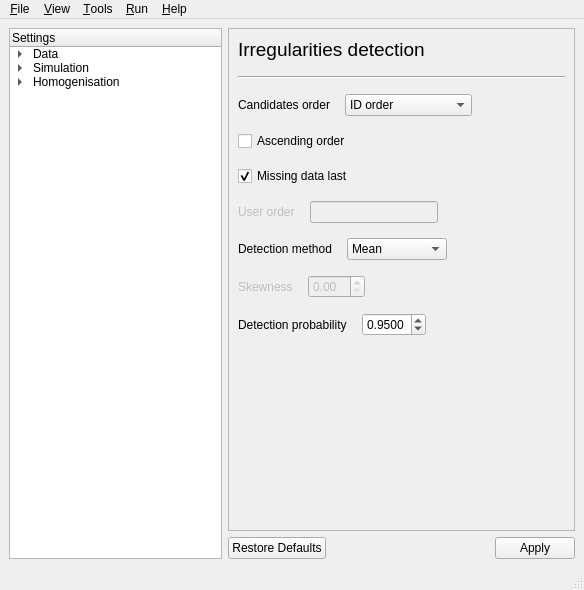
Qt form GSIMCLI/interface/gsimcli.ui (iled/gsimcli) before a commit.
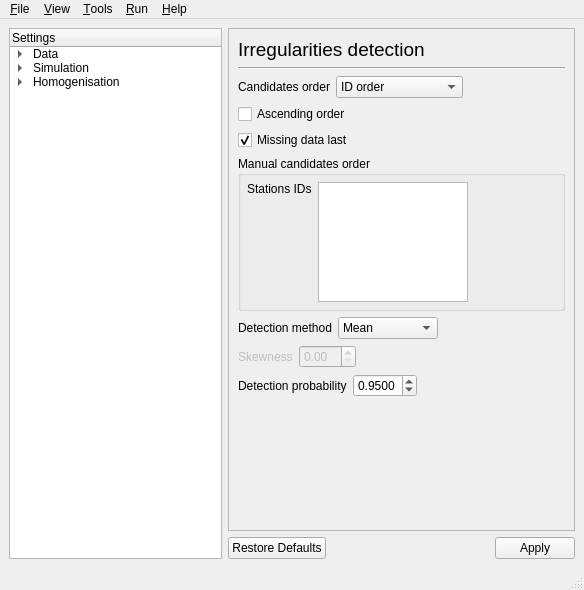
The same form after that commit. The open tabs and pages were chosen to show the change.

Commit message:
ui lists stations, header toggle, refactoring
. stations listed for user ordering
. checkboxes as class properties (refactoring)
. data set name detected from header

Patch:
```diff
--- a/GSIMCLI/interface/gsimcli.ui
+++ b/GSIMCLI/interface/gsimcli.ui
@@ -1342,10 +1342,7 @@
          </layout>
         </widget>
         <widget class="QWidget" name="HomogenisationDetection">
-         <layout class="QVBoxLayout" name="verticalLayout_17">
-          <property name="spacing">
-           <number>15</number>
-          </property>
+         <layout class="QVBoxLayout" name="verticalLayout_16">
           <item>
            <layout class="QVBoxLayout" name="verticalLayout_15">
             <item>
@@ -1372,8 +1369,6 @@
            </layout>
           </item>
           <item>
-           <layout class="QVBoxLayout" name="verticalLayout_16">
-            <item>
              <layout class="QHBoxLayout" name="horizontalLayout_14">
               <item>
                <widget class="QLabel" name="HD_comboStationOrder_2">
@@ -1459,11 +1454,31 @@
              </widget>
             </item>
             <item>
+           <widget class="QGroupBox" name="HD_groupUserOrder">
+            <property name="enabled">
+             <bool>true</bool>
+            </property>
+            <property name="font">
+             <font>
+              <weight>50</weight>
+              <bold>false</bold>
+              <kerning>true</kerning>
+             </font>
+            </property>
+            <property name="title">
+             <string>Manual candidates order</string>
+            </property>
+            <property name="flat">
+             <bool>false</bool>
+            </property>
              <layout class="QHBoxLayout" name="horizontalLayout_15">
+             <property name="margin">
+              <number>6</number>
+             </property>
               <item>
                <widget class="QLabel" name="HD_labelUserOrder">
                 <property name="enabled">
-                 <bool>false</bool>
+                <bool>true</bool>
                 </property>
                 <property name="sizePolicy">
                  <sizepolicy hsizetype="Preferred" vsizetype="Preferred">
@@ -1472,14 +1487,32 @@
                  </sizepolicy>
                 </property>
                 <property name="text">
-                 <string>User order</string>
+                <string>Stations IDs</string>
+               </property>
+               <property name="alignment">
+                <set>Qt::AlignLeading|Qt::AlignLeft|Qt::AlignTop</set>
                 </property>
                </widget>
               </item>
               <item>
-               <widget class="QLineEdit" name="HD_lineUserOrder">
+              <widget class="QListWidget" name="HD_listUserOrder">
                 <property name="enabled">
-                 <bool>false</bool>
+                <bool>true</bool>
+               </property>
+               <property name="maximumSize">
+                <size>
+                 <width>150</width>
+                 <height>120</height>
+                </size>
+               </property>
+               <property name="dragEnabled">
+                <bool>true</bool>
+               </property>
+               <property name="dragDropMode">
+                <enum>QAbstractItemView::InternalMove</enum>
+               </property>
+               <property name="alternatingRowColors">
+                <bool>true</bool>
                 </property>
                </widget>
               </item>
@@ -1497,8 +1530,7 @@
                </spacer>
               </item>
              </layout>
-            </item>
-           </layout>
+           </widget>
           </item>
           <item>
            <layout class="QHBoxLayout" name="horizontalLayout_22">
```
Left out of the diff: 2 changed lines with no effect on the pictures. Lines whose indentation alone changed are shown as unchanged. The commit also changes 1 other file.
